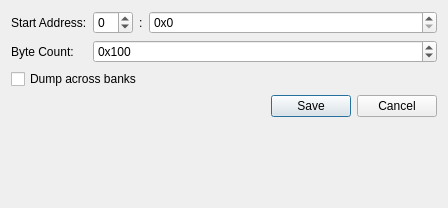
Before: the Qt Designer form Libretro/mgba/src/platform/qt/MemoryDump.ui in kiddreads/Avalon-copy2, drawn with Qt 5.
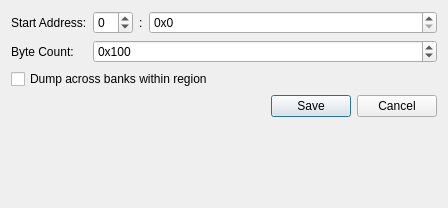
After: the same form once the commit is applied.

Commit message: Qt: Improve phrasing for "Dump across banks" (fixes #1593)

Patch:
```diff
--- a/Libretro/mgba/src/platform/qt/MemoryDump.ui
+++ b/Libretro/mgba/src/platform/qt/MemoryDump.ui
@@ -105,7 +105,7 @@
    <item row="2" column="0" colspan="2">
     <widget class="QCheckBox" name="spanSegments">
      <property name="text">
-      <string>Dump across banks</string>
+      <string comment="Generate dump with bytes all within the same region of memory, even if it crosses the bank boundary">Dump across banks within region</string>
      </property>
     </widget>
    </item>
```
